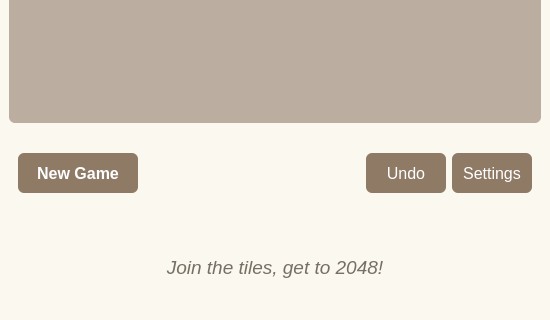
Before: the Qt Designer form mainwindow.ui in nju-zym/2048-qt, drawn with Qt 5; both pictures show x 0 to 550 and y 380 to 700 of the 550 by 700 pixel window.
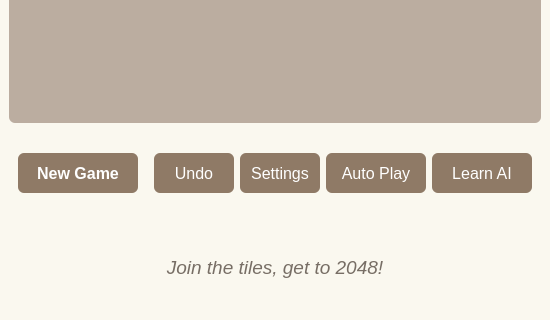
After: the same form once the commit is applied.

```diff
--- a/mainwindow.ui
+++ b/mainwindow.ui
@@ -328,6 +328,65 @@
          </property>
         </widget>
        </item>
+       <item>
+        <widget class="QPushButton" name="autoPlayButton">
+         <property name="minimumSize">
+          <size>
+           <width>100</width>
+           <height>40</height>
+          </size>
+         </property>
+         <property name="font">
+          <font>
+           <pointsize>12</pointsize>
+          </font>
+         </property>
+         <property name="styleSheet">
+          <string notr="true">QPushButton {
+    background-color: #8f7a66;
+    color: white;
+    border-radius: 6px;
+}
+QPushButton:hover {
+    background-color: #9f8a76;
+}</string>
+         </property>
+         <property name="text">
+          <string>Auto Play</string>
+         </property>
+         <property name="checkable">
+          <bool>true</bool>
+         </property>
+        </widget>
+       </item>
+       <item>
+        <widget class="QPushButton" name="learnButton">
+         <property name="minimumSize">
+          <size>
+           <width>100</width>
+           <height>40</height>
+          </size>
+         </property>
+         <property name="font">
+          <font>
+           <pointsize>12</pointsize>
+          </font>
+         </property>
+         <property name="styleSheet">
+          <string notr="true">QPushButton {
+    background-color: #8f7a66;
+    color: white;
+    border-radius: 6px;
+}
+QPushButton:hover {
+    background-color: #9f8a76;
+}</string>
+         </property>
+         <property name="text">
+          <string>Learn AI</string>
+         </property>
+        </widget>
+       </item>
       </layout>
      </widget>
     </item>
```
Left out of the diff: 6 changed lines with no effect on the pictures.
